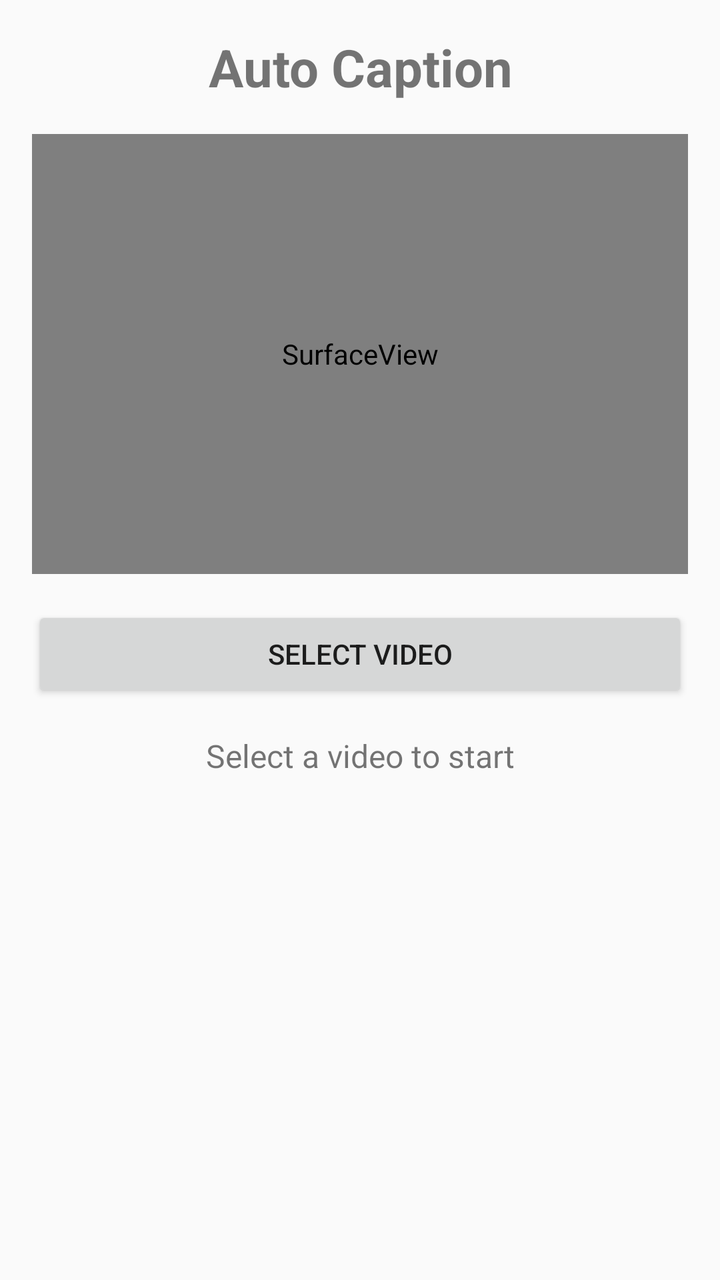
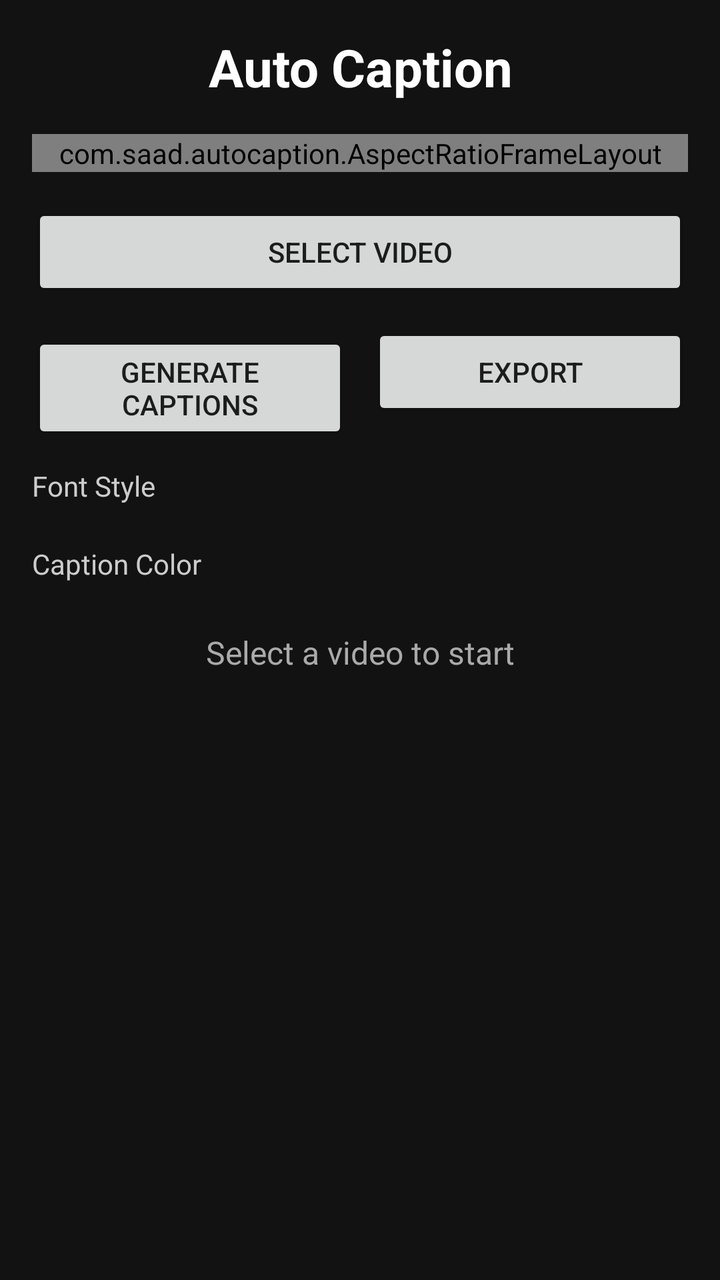

The first picture is an Android layout as it rendered before a commit; the second is the same layout after the commit. The layout source and the unified diff follow.
<!-- AndroidManifest.xml: application theme Theme.AppCompat.Light -->
<!-- res/layout/layout_main.xml -->
<?xml version="1.0" encoding="utf-8"?>
<LinearLayout
    xmlns:android="http://schemas.android.com/apk/res/android"
    android:layout_width="match_parent"
    android:layout_height="match_parent"
    android:orientation="vertical"
    android:padding="16dp">

    <TextView
        android:layout_width="match_parent"
        android:layout_height="wrap_content"
        android:text="Auto Caption"
        android:textSize="26sp"
        android:textStyle="bold"
        android:gravity="center"
        android:layout_marginBottom="16dp" />

    <FrameLayout
        android:layout_width="match_parent"
        android:layout_height="220dp"
        android:background="#000000">

        <SurfaceView
            android:id="@+id/videoSurface"
            android:layout_width="match_parent"
            android:layout_height="match_parent" />

        <TextView
            android:id="@+id/captionText"
            android:layout_width="match_parent"
            android:layout_height="wrap_content"
            android:gravity="center"
            android:textColor="#FFFFFF"
            android:textSize="16sp"
            android:layout_gravity="bottom"
            android:padding="8dp" />

    </FrameLayout>

    <Button
        android:id="@+id/selectVideoButton"
        android:layout_width="match_parent"
        android:layout_height="wrap_content"
        android:text="Select Video"
        android:layout_marginTop="16dp" />

    <TextView
        android:id="@+id/statusText"
        android:layout_width="match_parent"
        android:layout_height="wrap_content"
        android:text="Select a video to start"
        android:textSize="16sp"
        android:gravity="center"
        android:layout_marginTop="16dp" />

</LinearLayout>
<!-- resources referenced by this layout -->
<resources>

</resources>

<!-- the commit's change to res/layout/layout_main.xml (unified diff, before → after) -->
@@ -1,56 +1,120 @@
 <?xml version="1.0" encoding="utf-8"?>
-<LinearLayout
+<ScrollView
     xmlns:android="http://schemas.android.com/apk/res/android"
     android:layout_width="match_parent"
     android:layout_height="match_parent"
-    android:orientation="vertical"
-    android:padding="16dp">
+    android:background="#121212">
 
-    <TextView
+    <LinearLayout
         android:layout_width="match_parent"
         android:layout_height="wrap_content"
-        android:text="Auto Caption"
-        android:textSize="26sp"
-        android:textStyle="bold"
-        android:gravity="center"
-        android:layout_marginBottom="16dp" />
-
-    <FrameLayout
-        android:layout_width="match_parent"
-        android:layout_height="220dp"
-        android:background="#000000">
-
-        <SurfaceView
-            android:id="@+id/videoSurface"
-            android:layout_width="match_parent"
-            android:layout_height="match_parent" />
+        android:orientation="vertical"
+        android:padding="16dp">
 
         <TextView
-            android:id="@+id/captionText"
             android:layout_width="match_parent"
             android:layout_height="wrap_content"
+            android:text="Auto Caption"
+            android:textSize="26sp"
+            android:textStyle="bold"
+            android:textColor="#FFFFFF"
             android:gravity="center"
-            android:textColor="#FFFFFF"
+            android:layout_marginBottom="16dp" />
+
+        <com.saad.autocaption.AspectRatioFrameLayout
+            android:id="@+id/videoPreviewContainer"
+            android:layout_width="match_parent"
+            android:layout_height="wrap_content"
+            android:background="#000000">
+
+            <SurfaceView
+                android:id="@+id/videoSurface"
+                android:layout_width="match_parent"
+                android:layout_height="match_parent" />
+
+            <TextView
+                android:id="@+id/captionText"
+                android:layout_width="match_parent"
+                android:layout_height="wrap_content"
+                android:gravity="center"
+                android:textColor="#FFFFFF"
+                android:textSize="16sp"
+                android:layout_gravity="bottom"
+                android:padding="12dp" />
+
+        </com.saad.autocaption.AspectRatioFrameLayout>
+
+        <Button
+            android:id="@+id/selectVideoButton"
+            android:layout_width="match_parent"
+            android:layout_height="wrap_content"
+            android:text="Select Video"
+            android:layout_marginTop="16dp" />
+
+        <LinearLayout
+            android:layout_width="match_parent"
+            android:layout_height="wrap_content"
+            android:orientation="horizontal"
+            android:layout_marginTop="12dp">
+
+            <Button
+                android:id="@+id/generateCaptionsButton"
+                android:layout_width="0dp"
+                android:layout_height="wrap_content"
+                android:layout_weight="1"
+                android:layout_marginEnd="6dp"
+                android:text="Generate Captions" />
+
+            <Button
+                android:id="@+id/exportButton"
+                android:layout_width="0dp"
+                android:layout_height="wrap_content"
+                android:layout_weight="1"
+                android:layout_marginStart="6dp"
+                android:text="Export" />
+
+        </LinearLayout>
+
+        <TextView
+            android:layout_width="wrap_content"
+            android:layout_height="wrap_content"
+            android:text="Font Style"
+            android:textColor="#CCCCCC"
+            android:textSize="14sp"
+            android:layout_marginTop="16dp" />
+
+        <Spinner
+            android:id="@+id/fontStyleSpinner"
+            android:layout_width="match_parent"
+            android:layout_height="wrap_content"
+            android:background="#1E1E1E"
+            android:layout_marginTop="4dp" />
+
+        <TextView
+            android:layout_width="wrap_content"
+            android:layout_height="wrap_content"
+            android:text="Caption Color"
+            android:textColor="#CCCCCC"
+            android:textSize="14sp"
+            android:layout_marginTop="16dp" />
+
+        <Spinner
+            android:id="@+id/captionColorSpinner"
+            android:layout_width="match_parent"
+            android:layout_height="wrap_content"
+            android:background="#1E1E1E"
+            android:layout_marginTop="4dp" />
+
+        <TextView
+            android:id="@+id/statusText"
+            android:layout_width="match_parent"
+            android:layout_height="wrap_content"
+            android:text="Select a video to start"
             android:textSize="16sp"
-            android:layout_gravity="bottom"
-            android:padding="8dp" />
+            android:textColor="#AAAAAA"
+            android:gravity="center"
+            android:layout_marginTop="20dp" />
 
-    </FrameLayout>
+    </LinearLayout>
 
-    <Button
-        android:id="@+id/selectVideoButton"
-        android:layout_width="match_parent"
-        android:layout_height="wrap_content"
-        android:text="Select Video"
-        android:layout_marginTop="16dp" />
-
-    <TextView
-        android:id="@+id/statusText"
-        android:layout_width="match_parent"
-        android:layout_height="wrap_content"
-        android:text="Select a video to start"
-        android:textSize="16sp"
-        android:gravity="center"
-        android:layout_marginTop="16dp" />
-
-</LinearLayout>
+</ScrollView>
